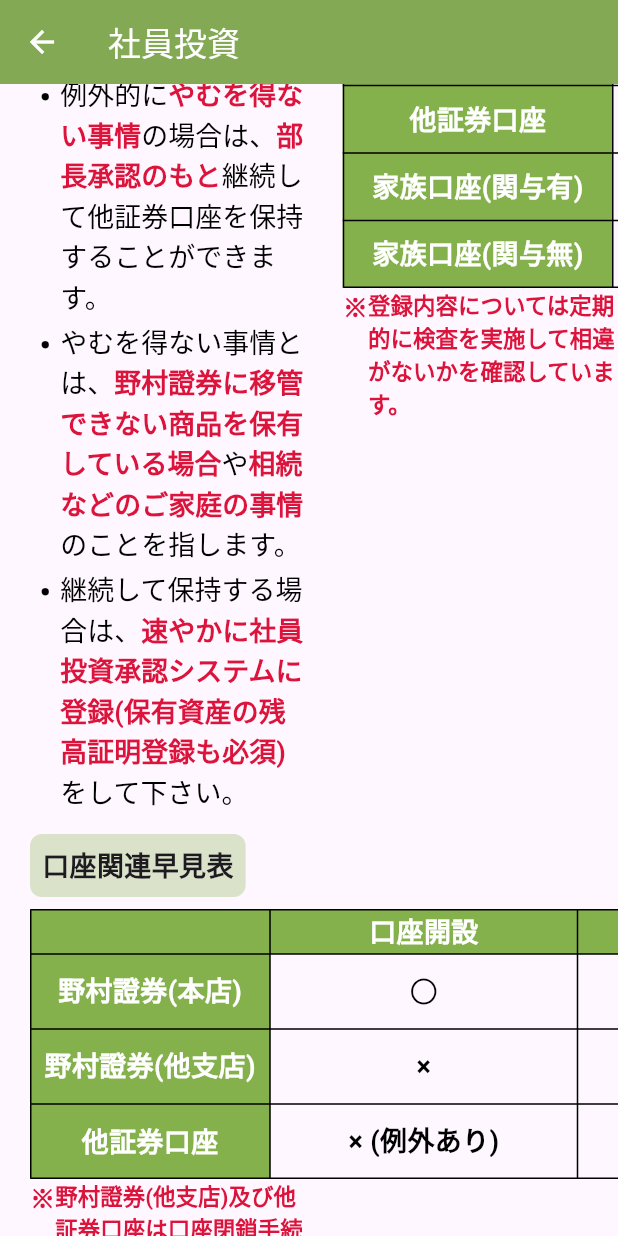
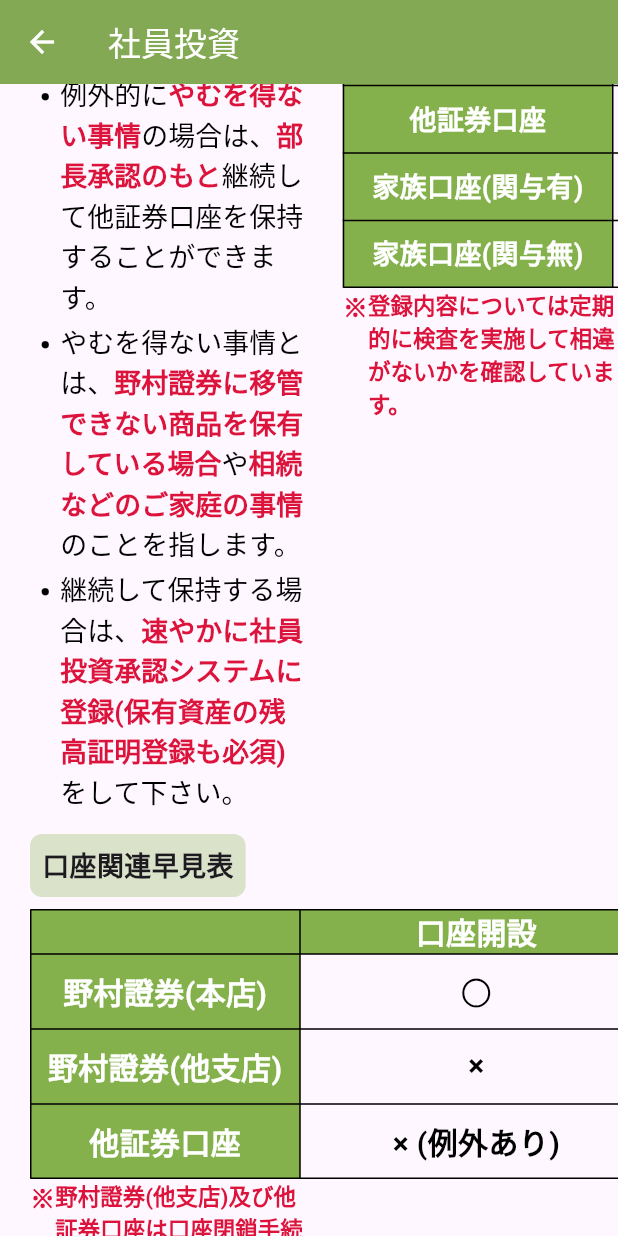
Before and after one commit to Iris2783/compliance, a Flutter app: the DesktopSelfInvestment screen opened directly, scrolled down 1152 dp, on a phone screen of 412 x 824 dp. Run offline on Flutter 3.47's test engine with Material 3 defaults, Android fonts, the phone set to English and light mode, and no system bars; our stand-ins replace google_fonts.

Commit message:
Update desktop_table_left1.dart

```diff
--- a/lib/Parts/SelfInvestment/Desktop/desktop_table_left1.dart
+++ b/lib/Parts/SelfInvestment/Desktop/desktop_table_left1.dart
@@ -14,22 +14,25 @@
   Widget build(BuildContext context) {
     return Table(
       columnWidths: const {
-        0: FixedColumnWidth(160.0),
-        1: FixedColumnWidth(205.0),
-        2: FixedColumnWidth(205.0),
-        3: FixedColumnWidth(205.0),
+        0: FixedColumnWidth(180.0),
+        1: FixedColumnWidth(235.0),
+        2: FixedColumnWidth(235.0),
+        3: FixedColumnWidth(235.0),
       }, //列の幅を指定
       border: TableBorder.all(),
       children: [
-        buildTableRow([' ', '口座開設', '口座保持', '取引'], isHeader: true, height: rowHeights[0]),
+        buildTableRow([' ', '口座開設', '口座保持', '取引'],
+            isHeader: true, height: rowHeights[0]),
         buildTableRow(['野村證券(本店)', '○', '○', '○(制限あり)'], height: rowHeights[1]),
         buildTableRow(['野村證券(他支店)', '×', '×', '×'], height: rowHeights[2]),
-        buildTableRow(['他証券口座', '× (例外あり)', '× (例外あり)', '×'], height: rowHeights[3]),
+        buildTableRow(['他証券口座', '× (例外あり)', '× (例外あり)', '×'],
+            height: rowHeights[3]),
       ],
     );
   }
 
-  TableRow buildTableRow(List<String> rowData, {bool isHeader = false, double? height}) {
+  TableRow buildTableRow(List<String> rowData,
+      {bool isHeader = false, double? height}) {
     return TableRow(
       children: rowData.asMap().entries.map(
         (entry) {
@@ -48,22 +51,26 @@
                           style: const TextStyle(
                             color: Colors.white,
                             fontWeight: FontWeight.bold,
-                            fontSize: 18.0,
+                            fontSize: 20.0,
                           ),
                         ),
                       ),
                     )
                   : Container(
-                      color: (columnIndex == 0 && !isHeader) ? const Color.fromRGBO(133, 177, 77, 1) : null,
+                      color: (columnIndex == 0 && !isHeader)
+                          ? const Color.fromRGBO(133, 177, 77, 1)
+                          : null,
                       width: cellWidth,
                       height: height,
                       child: Center(
                         child: Text(
                           cellData,
                           style: TextStyle(
-                            color: (columnIndex == 0 && !isHeader) ? Colors.white : Colors.black,
+                            color: (columnIndex == 0 && !isHeader)
+                                ? Colors.white
+                                : Colors.black,
                             fontWeight: FontWeight.bold,
-                            fontSize: 18.0,
+                            fontSize: 20.0,
                           ),
                         ),
                       ),
```
